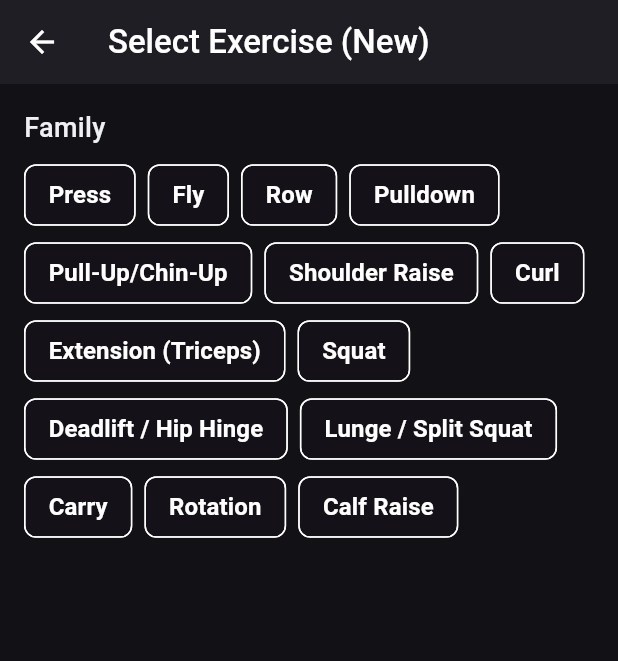
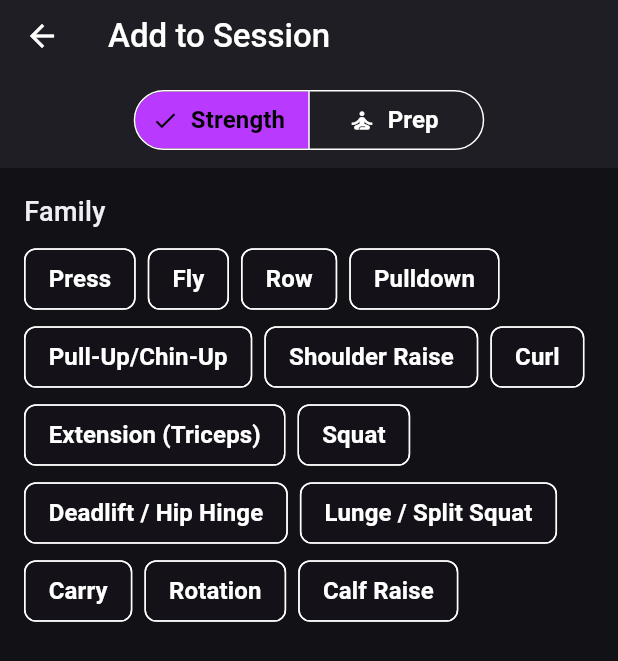
Before and after one commit to GrabinCough/fairware_lift, a Flutter app: the DXGExercisePickerScreen screen opened directly, on a phone screen of 412 x 824 dp. Shown: the top 661 px of the screen. Run offline on Flutter 3.47's test engine with Material 3 defaults, Android fonts, the phone set to English and light mode, and no system bars; our stand-ins replace audioplayers, csv, drift, firebase_core, flutter_riverpod, freezed_annotation and 2 more; accounts and stored records are empty; generated files the repository leaves out were written again.

Commit message:
prep screen preview

```diff
--- a/assets/dxg/synonyms.map.json
+++ b/assets/dxg/synonyms.map.json
@@ -151,6 +151,7 @@
     "rope": "rope",
     "vbar": "v_bar",
     "v-bar": "v_bar",
+    "triangle": "v_bar",
     "latbar": "lat_bar",
     "lat_bar": "lat_bar",
     "straight": "straight_bar",
--- /dev/null
+++ b/lib/src/features/dxg/domain/warmup_item.dart
@@ -0,0 +1,34 @@
+// lib/src/features/dxg/domain/warmup_item.dart
+
+// -----------------------------------------------------------------------------
+// --- IMPORTS -----------------------------------------------------------------
+// -----------------------------------------------------------------------------
+
+import 'package:freezed_annotation/freezed_annotation.dart';
+
+part 'warmup_item.freezed.dart';
+part 'warmup_item.g.dart';
+
+// -----------------------------------------------------------------------------
+// --- WARMUP ITEM DATA MODEL --------------------------------------------------
+// -----------------------------------------------------------------------------
+// This model represents a single item from the warm-up/prep catalog, as
+// defined in the DXG specification. It has a simpler structure than a full
+// strength exercise.
+// -----------------------------------------------------------------------------
+
+@freezed
+class WarmupItem with _$WarmupItem {
+  const factory WarmupItem({
+    required String id,
+    required String type,
+    required String region,
+    required String pattern,
+    required String modality,
+    // ignore: invalid_annotation_target
+    @JsonKey(name: 'display_name') required String displayName,
+  }) = _WarmupItem;
+
+  factory WarmupItem.fromJson(Map<String, dynamic> json) =>
+      _$WarmupItemFromJson(json);
+}
--- a/lib/src/features/dxg/presentation/dxg_exercise_picker_screen.dart
+++ b/lib/src/features/dxg/presentation/dxg_exercise_picker_screen.dart
@@ -8,13 +8,22 @@ import 'package:flutter/material.dart';
 import 'package:flutter_riverpod/flutter_riverpod.dart';
 import 'package:fairware_lift/src/core/theme/app_theme.dart';
 import 'package:fairware_lift/src/features/dxg/application/dxg_state.dart';
+import 'package:fairware_lift/src/features/dxg/domain/warmup_item.dart';
+
+// -----------------------------------------------------------------------------
+// --- LOCAL STATE PROVIDER ----------------------------------------------------
+// -----------------------------------------------------------------------------
+
+/// An enum to manage the toggle state between Strength and Prep.
+enum PickerMode { strength, prep }
+
+/// A simple provider to hold the current mode of the picker UI.
+final _pickerModeProvider = StateProvider.autoDispose<PickerMode>((ref) {
+  return PickerMode.strength;
+});
 
 // -----------------------------------------------------------------------------
 // --- DXG EXERCISE PICKER SCREEN WIDGET ---------------------------------------
-// -----------------------------------------------------------------------------
-// This screen implements the chip-based UI for the Deterministic Exercise Graph.
-// It allows users to progressively build a canonical exercise by selecting
-// a family and then applying valid discriminator filters.
 // -----------------------------------------------------------------------------
 
 class DXGExercisePickerScreen extends ConsumerWidget {
@@ -22,51 +31,77 @@ class DXGExercisePickerScreen extends ConsumerWidget {
 
   @override
   Widget build(BuildContext context, WidgetRef ref) {
-    // Watch the state provider. The UI will rebuild whenever the state changes.
-    final asyncDxgState = ref.watch(dxgStateProvider);
+    final pickerMode = ref.watch(_pickerModeProvider);
 
     return Scaffold(
       appBar: AppBar(
-        title: const Text('Select Exercise (New)'),
+        title: const Text('Add to Session'),
         backgroundColor: AppTheme.colors.surface,
+        bottom: PreferredSize(
+          preferredSize: const Size.fromHeight(56.0),
+          child: Padding(
+            padding: const EdgeInsets.all(8.0),
+            child: SegmentedButton<PickerMode>(
+              segments: const [
+                ButtonSegment(
+                    value: PickerMode.strength,
+                    label: Text('Strength'),
+                    icon: Icon(Icons.fitness_center)),
+                ButtonSegment(
+                    value: PickerMode.prep,
+                    label: Text('Prep'),
+                    icon: Icon(Icons.self_improvement)),
+              ],
+              selected: {pickerMode},
+              onSelectionChanged: (newSelection) {
+                ref.read(_pickerModeProvider.notifier).state =
+                    newSelection.first;
+              },
             ),
-      // --- UI FIX ---
-      // The entire body is now wrapped in a SafeArea widget. This automatically
-      // handles insets for system UI like the navigation bar, ensuring that
-      // the ListView and its content are never obscured.
+          ),
+        ),
+      ),
       body: SafeArea(
-        child: asyncDxgState.when(
-          // --- LOADING STATE ---
+        child:
+            pickerMode == PickerMode.strength ? _buildStrengthView(ref) : _buildPrepView(ref),
+      ),
+    );
+  }
+
+  /// Builds the main view for selecting strength exercises using the DXG engine.
+  Widget _buildStrengthView(WidgetRef ref) {
+    final asyncDxgState = ref.watch(dxgStateProvider);
+
+    return asyncDxgState.when(
       loading: () => const Center(child: CircularProgressIndicator()),
-          // --- ERROR STATE ---
       error: (err, stack) => Center(child: Text('Error: $err')),
-          // --- DATA LOADED STATE ---
       data: (dxgState) {
         return ListView(
-              // The manual bottom padding is no longer needed, as SafeArea handles it.
-              // We keep the other padding for aesthetic spacing.
           padding: const EdgeInsets.fromLTRB(16.0, 16.0, 16.0, 16.0),
           children: [
-                // --- 1. FAMILY SELECTION ---
             _buildSectionHeader('Family'),
             _buildFamilyChips(ref, dxgState),
             const SizedBox(height: 24),
-
-                // --- 2. DISCRIMINATOR SELECTIONS (Progressive) ---
             _buildDiscriminatorChips(ref, 'Equipment', 'equipment', dxgState),
             _buildDiscriminatorChips(ref, 'Angle / Line', 'angle', dxgState),
             _buildDiscriminatorChips(ref, 'Unilateral', 'unilateral', dxgState),
             _buildDiscriminatorChips(ref, 'Orientation', 'orientation', dxgState),
             _buildDiscriminatorChips(ref, 'Attachment', 'attachment', dxgState),
             _buildDiscriminatorChips(ref, 'Grip', 'grip', dxgState),
-
-                // --- 3. RESULT CARD ---
             if (dxgState.canonicalExercise != null)
-                  _buildResultCard(context, dxgState.canonicalExercise!),
+              _buildResultCard(dxgState.canonicalExercise!),
           ],
         );
       },
-        ),
+    );
+  }
+
+  /// Builds the view for selecting warm-up/prep items from a simple list.
+  Widget _buildPrepView(WidgetRef ref) {
+    return const Center(
+      child: Text(
+        'Warm-up / Prep View (Coming Soon)',
+        style: TextStyle(color: Colors.white),
       ),
     );
   }
@@ -109,7 +144,10 @@ class DXGExercisePickerScreen extends ConsumerWidget {
     final options = dxgState.availableOptions[field];
     final bool hasOnlyNoneOption = (options?.length == 1 && options?.first == 'none');
 
-    if (dxgState.selectedFamily == null || options == null || options.isEmpty || hasOnlyNoneOption) {
+    if (dxgState.selectedFamily == null ||
+        options == null ||
+        options.isEmpty ||
+        hasOnlyNoneOption) {
       return const SizedBox.shrink();
     }
 
@@ -128,7 +166,9 @@ class DXGExercisePickerScreen extends ConsumerWidget {
               selected: selectedValue == option,
               onSelected: (isSelected) {
                 final newValue = isSelected ? option : null;
-                ref.read(dxgStateProvider.notifier).updateSelection(field, newValue);
+                ref
+                    .read(dxgStateProvider.notifier)
+                    .updateSelection(field, newValue);
               },
             );
           }).toList(),
@@ -139,7 +179,7 @@ class DXGExercisePickerScreen extends ConsumerWidget {
   }
 
   /// Builds the card that displays the final generated exercise.
-  Widget _buildResultCard(BuildContext context, GeneratedExerciseResult result) {
+  Widget _buildResultCard(GeneratedExerciseResult result) {
     return Column(
       crossAxisAlignment: CrossAxisAlignment.start,
       children: [
@@ -153,7 +193,7 @@ class DXGExercisePickerScreen extends ConsumerWidget {
           ),
           child: InkWell(
             onTap: () {
-              Navigator.of(context).pop(result);
+              // This needs to be updated to handle returning a WarmupItem as well
             },
             borderRadius: BorderRadius.circular(AppTheme.sizing.cardRadius),
             child: Padding(
--- a/pubspec.yaml
+++ b/pubspec.yaml
@@ -38,13 +38,14 @@ dependencies:
   open_filex: ^4.7.0             # Upgrade to latest with modern Gradle compatibility.
 
   # Pure Dart / Already Compatible
-  uuid: ^4.4.0                   # NEW: For generating unique IDs for database records.
+  uuid: ^4.4.0
   pdf: ^3.10.4
   printing: ^5.11.0
   csv: ^6.0.0
   fl_chart: ^0.68.0
   permission_handler: ^11.0.1
   shared_preferences: ^2.1.0
+  collection: ^1.18.0
 
   # Code Gen - Unchanged
   freezed_annotation: ^2.4.1
@@ -70,3 +71,4 @@ flutter:
     # --- NEW DXG ASSETS ---
     - assets/dxg/movement_families.seed.json
     - assets/dxg/synonyms.map.json
+    - assets/dxg/warmup_items.seed.json
```
Also changed, not shown: assets/dxg/warmup_items.seed.json (added, +60 -0 lines), lib/src/features/dxg/domain/warmup_item.freezed.dart (added), lib/src/features/dxg/domain/warmup_item.g.dart (added). Lines whose indentation alone changed are shown as unchanged.
